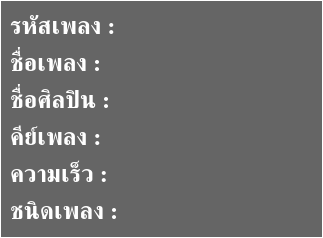
Old version of the form Widgets/SongDetail.ui in the repository pie62/HandyKaraoke.
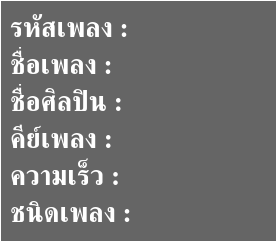
New version of the form.

Commit message: edit font size SongDetail

Patch:
```diff
--- a/Widgets/SongDetail.ui
+++ b/Widgets/SongDetail.ui
@@ -6,10 +6,16 @@
    <rect>
     <x>0</x>
     <y>0</y>
-    <width>323</width>
-    <height>238</height>
+    <width>277</width>
+    <height>236</height>
    </rect>
   </property>
+  <property name="minimumSize">
+   <size>
+    <width>277</width>
+    <height>0</height>
+   </size>
+  </property>
   <property name="windowTitle">
    <string>Form</string>
   </property>
@@ -55,14 +61,14 @@
      </property>
      <layout class="QFormLayout" name="formLayout">
       <property name="verticalSpacing">
-       <number>4</number>
+       <number>0</number>
       </property>
       <item row="0" column="0">
        <widget class="QLabel" name="label">
         <property name="font">
          <font>
           <family>DilleniaUPC</family>
-          <pointsize>18</pointsize>
+          <pointsize>20</pointsize>
           <weight>75</weight>
           <bold>true</bold>
          </font>
@@ -77,7 +83,7 @@
         <property name="font">
          <font>
           <family>DilleniaUPC</family>
-          <pointsize>18</pointsize>
+          <pointsize>20</pointsize>
           <weight>75</weight>
           <bold>true</bold>
          </font>
@@ -92,7 +98,7 @@
         <property name="font">
          <font>
           <family>DilleniaUPC</family>
-          <pointsize>18</pointsize>
+          <pointsize>20</pointsize>
           <weight>75</weight>
           <bold>true</bold>
          </font>
@@ -107,7 +113,7 @@
         <property name="font">
          <font>
           <family>DilleniaUPC</family>
-          <pointsize>18</pointsize>
+          <pointsize>20</pointsize>
           <weight>75</weight>
           <bold>true</bold>
          </font>
@@ -122,7 +128,7 @@
         <property name="font">
          <font>
           <family>DilleniaUPC</family>
-          <pointsize>18</pointsize>
+          <pointsize>20</pointsize>
           <weight>75</weight>
           <bold>true</bold>
          </font>
@@ -137,7 +143,7 @@
         <property name="font">
          <font>
           <family>DilleniaUPC</family>
-          <pointsize>18</pointsize>
+          <pointsize>20</pointsize>
           <weight>75</weight>
           <bold>true</bold>
          </font>
@@ -152,7 +158,7 @@
         <property name="font">
          <font>
           <family>DilleniaUPC</family>
-          <pointsize>18</pointsize>
+          <pointsize>20</pointsize>
           <weight>75</weight>
           <bold>true</bold>
          </font>
@@ -167,7 +173,7 @@
         <property name="font">
          <font>
           <family>DilleniaUPC</family>
-          <pointsize>18</pointsize>
+          <pointsize>20</pointsize>
           <weight>75</weight>
           <bold>true</bold>
          </font>
@@ -182,7 +188,7 @@
         <property name="font">
          <font>
           <family>DilleniaUPC</family>
-          <pointsize>18</pointsize>
+          <pointsize>20</pointsize>
           <weight>75</weight>
           <bold>true</bold>
          </font>
@@ -197,7 +203,7 @@
         <property name="font">
          <font>
           <family>DilleniaUPC</family>
-          <pointsize>18</pointsize>
+          <pointsize>20</pointsize>
           <weight>75</weight>
           <bold>true</bold>
          </font>
@@ -212,7 +218,7 @@
         <property name="font">
          <font>
           <family>DilleniaUPC</family>
-          <pointsize>18</pointsize>
+          <pointsize>20</pointsize>
           <weight>75</weight>
           <bold>true</bold>
          </font>
@@ -227,7 +233,7 @@
         <property name="font">
          <font>
           <family>DilleniaUPC</family>
-          <pointsize>18</pointsize>
+          <pointsize>20</pointsize>
           <weight>75</weight>
           <bold>true</bold>
          </font>
```
